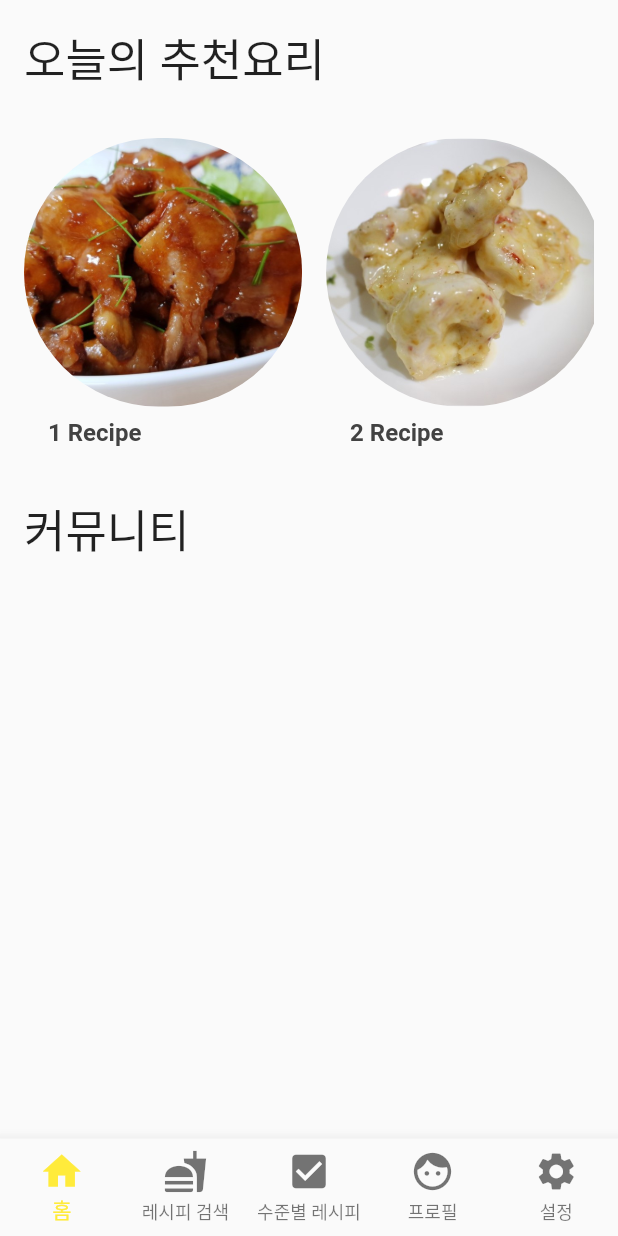
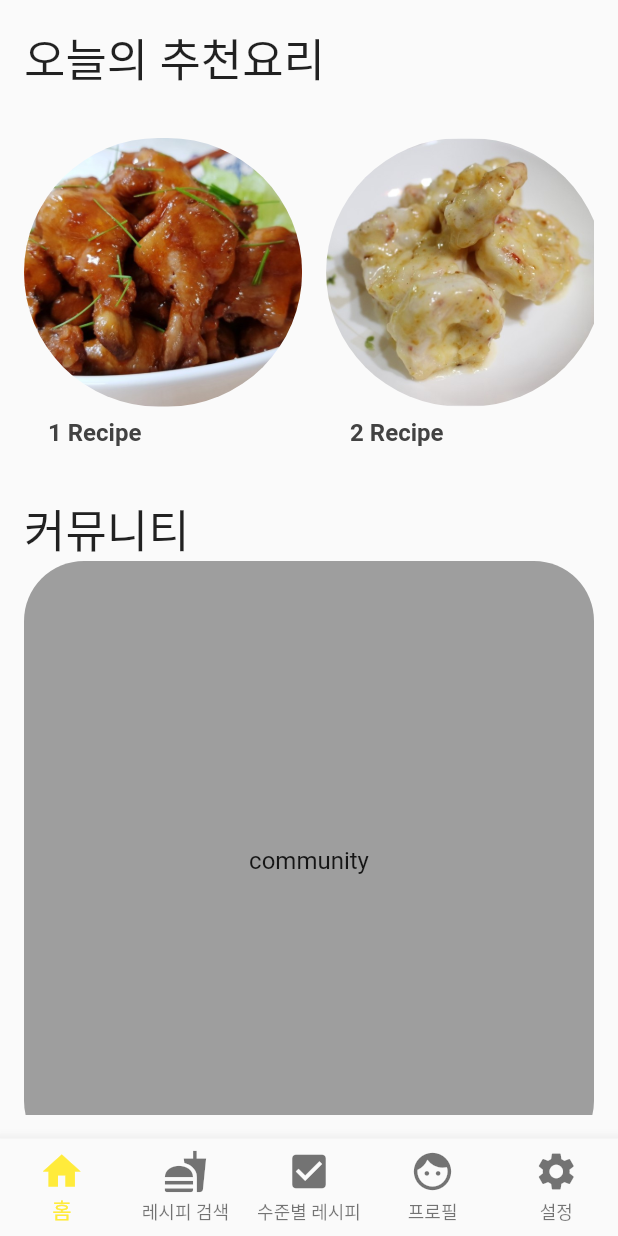
Before and after one commit to threhe13/recipe_version001, a Flutter app: the screen it shows after launch, on a phone screen of 412 x 824 dp. Run offline on Flutter 3.47's test engine with Material 2 defaults, Android fonts, the phone set to English and light mode, and no system bars; our stand-ins replace google_fonts.

Commit message:
update community box

```diff
--- a/lib/HomeScreen.dart
+++ b/lib/HomeScreen.dart
@@ -177,6 +177,19 @@ class _HomeScreenState extends State<HomeScreen> {
                     ],
                   ),
                 ),
+                ///for community text
+                ClipRRect(
+                  borderRadius: BorderRadius.circular(40.0),
+                  ///for debugging community box
+                  child: Container(
+                    height: 400.0,
+                    width:  double.infinity,
+                    color: Colors.grey,
+                    child: Center(
+                      child: Text("community", style: TextStyle(fontSize: 16.0),)
+                    )
+                  ),
+                )
               ],
             ),
           ),
```
